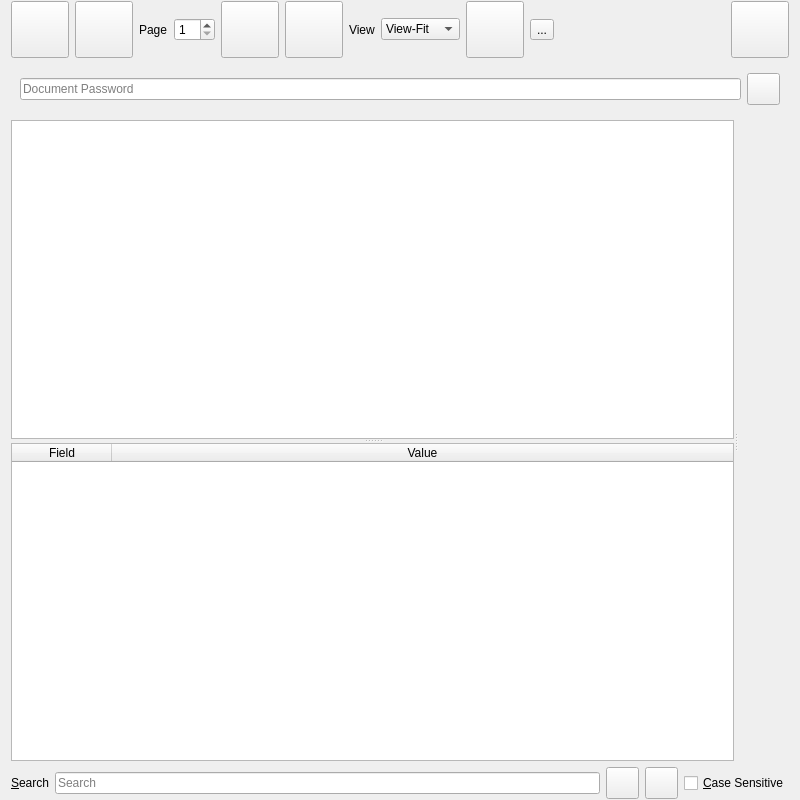
The window that UI/wise-pdf-view.ui (textbrowser/wise) describes before a commit, drawn with Qt 5.
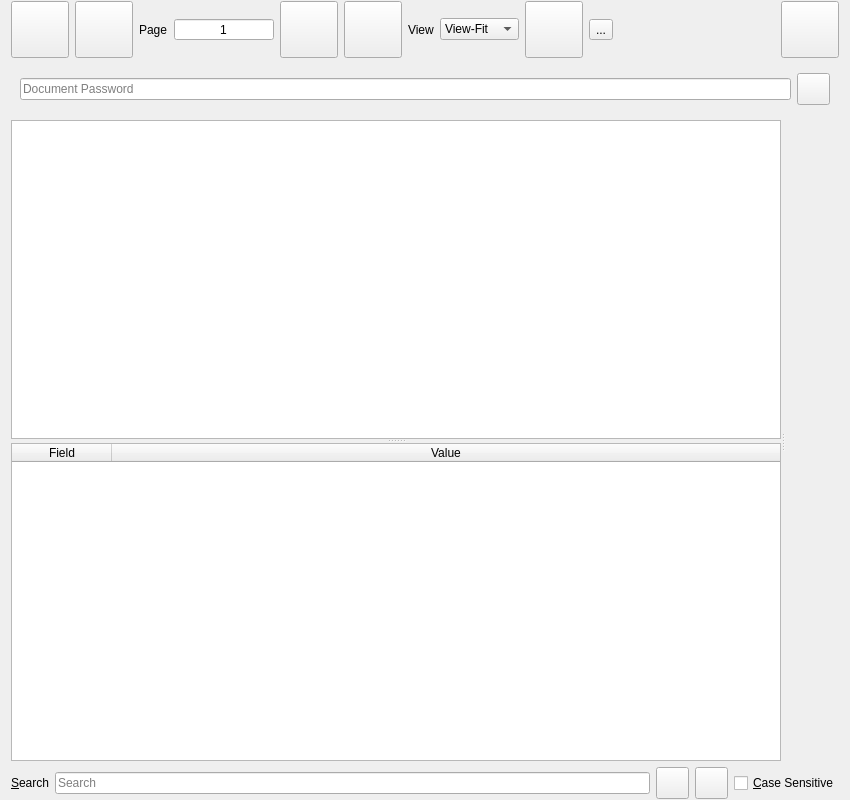
The same window after the commit. Icons and pictures are not drawn.

Diff of the .ui file:
```diff
--- a/UI/wise-pdf-view.ui
+++ b/UI/wise-pdf-view.ui
@@ -6,7 +6,7 @@
    <rect>
     <x>0</x>
     <y>0</y>
-    <width>800</width>
+    <width>850</width>
     <height>800</height>
    </rect>
   </property>
@@ -65,6 +65,18 @@
      </item>
      <item>
       <widget class="QSpinBox" name="page">
+       <property name="minimumSize">
+        <size>
+         <width>100</width>
+         <height>0</height>
+        </size>
+       </property>
+       <property name="alignment">
+        <set>Qt::AlignCenter</set>
+       </property>
+       <property name="buttonSymbols">
+        <enum>QAbstractSpinBox::NoButtons</enum>
+       </property>
        <property name="minimum">
         <number>1</number>
        </property>
```
